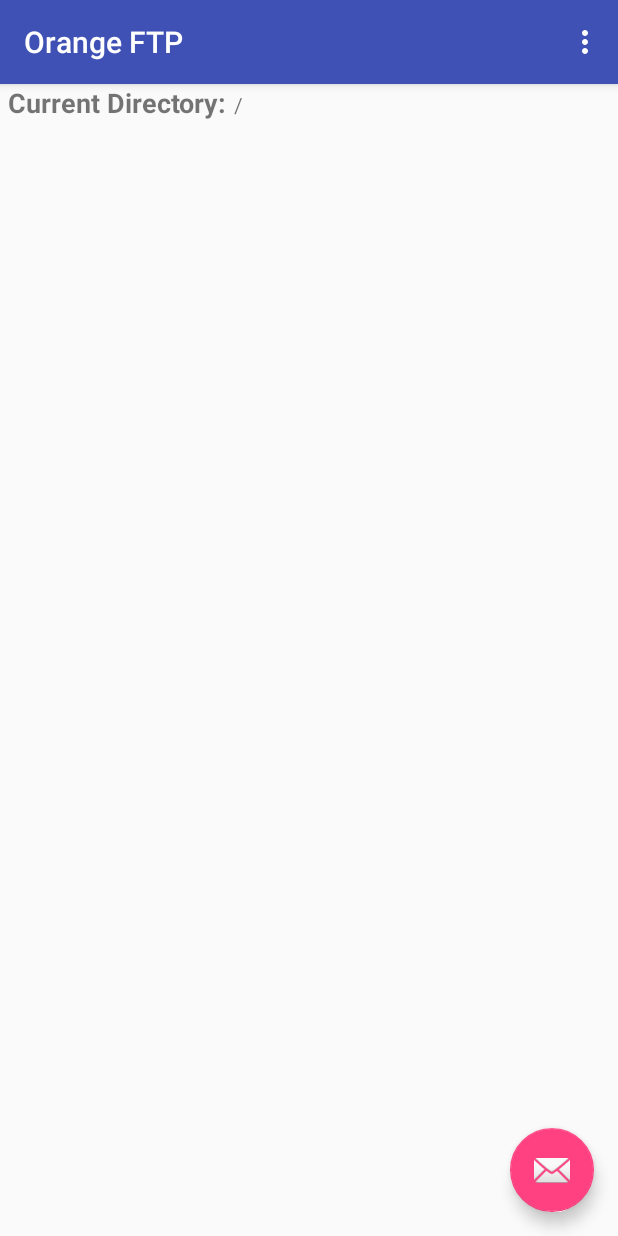
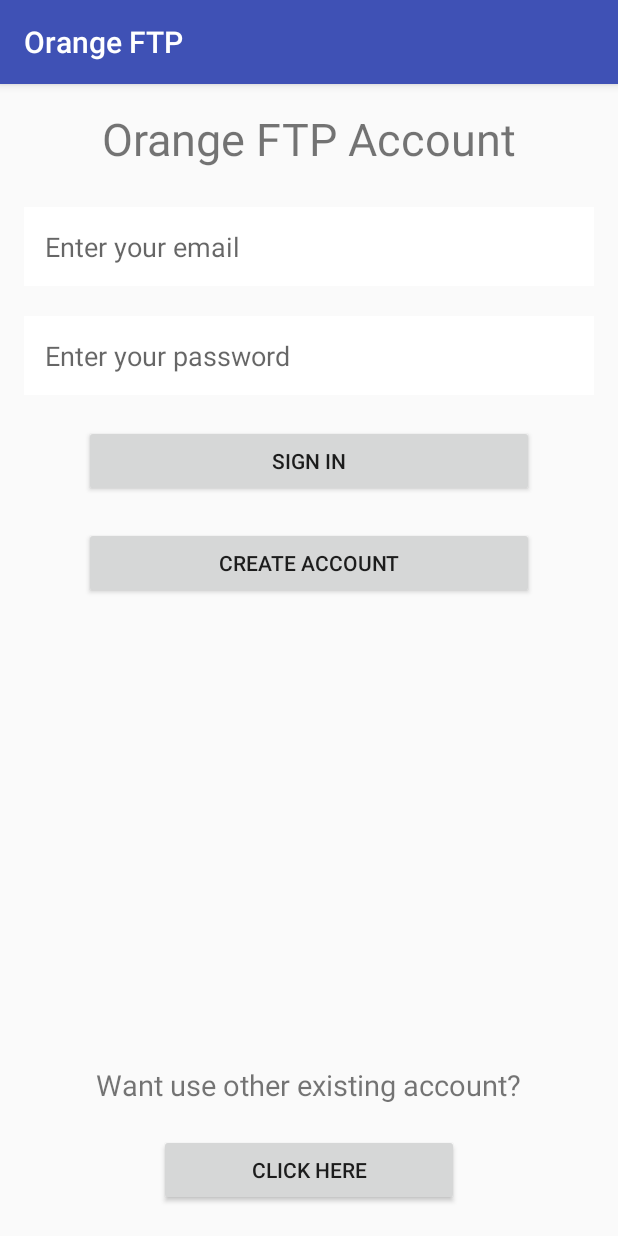
Before and after one commit to gorbi/cis600_project, an Android app: the screen it shows after launch (MainActivity before the commit, LoginActivity after it), on a phone screen of 412 x 824 dp. Run offline under Robolectric (Android 15) with nearby library versions, the phone set to English and light mode, and no system bars; our stand-ins replace Firebase (no records; nobody signed in at launch, a user with empty details on screens opened directly).

Commit message:
Add login activity

```diff
--- /dev/null
+++ b/app/src/main/java/com/mkchaudh/nnataraj/orangeftp/LoginActivity.java
@@ -0,0 +1,64 @@
+package com.mkchaudh.nnataraj.orangeftp;
+
+import android.content.Intent;
+import android.os.Bundle;
+import android.support.annotation.NonNull;
+import android.support.design.widget.Snackbar;
+import android.support.v7.app.AppCompatActivity;
+import android.support.v7.widget.Toolbar;
+import android.view.View;
+import android.widget.TextView;
+import com.google.android.gms.tasks.OnCompleteListener;
+import com.google.android.gms.tasks.Task;
+import com.google.firebase.auth.AuthResult;
+import com.google.firebase.auth.FirebaseAuth;
+import com.mkchaudh.nnataraj.orangeftp.data.FirebaseHelper;
+
+public class LoginActivity extends AppCompatActivity {
+
+    private static final String CREATE_ACCOUNT_ERROR = "Unable to create account";
+
+    private void proceed() {
+        FirebaseHelper.set(FirebaseAuth.getInstance().getCurrentUser().getUid());
+        Intent intent = new Intent(LoginActivity.this, MainActivity.class);
+        intent.setFlags(Intent.FLAG_ACTIVITY_NEW_TASK | Intent.FLAG_ACTIVITY_CLEAR_TASK);
+        startActivity(intent);
+    }
+
+    @Override
+    protected void onCreate(Bundle savedInstanceState) {
+        super.onCreate(savedInstanceState);
+        setContentView(R.layout.activity_login);
+        Toolbar toolbar = (Toolbar) findViewById(R.id.toolbar);
+        setSupportActionBar(toolbar);
+
+        if (FirebaseAuth.getInstance().getCurrentUser() != null)
+            proceed();
+
+        findViewById(R.id.createAccount).setOnClickListener(new View.OnClickListener() {
+            @Override
+            public void onClick(final View v) {
+
+                String email = ((TextView) findViewById(R.id.editTextEmail)).getText().toString();
+                String password = ((TextView) findViewById(R.id.editTextPassword)).getText().toString();
+
+                if (email == null || password == null)
+                    return;
+
+
+                FirebaseAuth.getInstance().createUserWithEmailAndPassword(email, password).addOnCompleteListener(new OnCompleteListener<AuthResult>() {
+                    @Override
+                    public void onComplete(@NonNull Task<AuthResult> task) {
+                        if (task.isSuccessful())
+                            proceed();
+                        else
+                            Snackbar.make(v, CREATE_ACCOUNT_ERROR, Snackbar.LENGTH_LONG);
+                    }
+                });
+            }
+        });
+
+
+    }
+
+}
--- a/app/src/main/java/com/mkchaudh/nnataraj/orangeftp/MainActivity.java
+++ b/app/src/main/java/com/mkchaudh/nnataraj/orangeftp/MainActivity.java
@@ -40,7 +40,6 @@ public class MainActivity extends AppCompatActivity implements FolderItemFragmen
             mContent = getSupportFragmentManager().getFragment(savedInstanceState, ARG_CONTENT);
         } else {
 
-            FirebaseHelper.set("default-user");
             startActivity(new Intent(this, SplashActivity.class));
 
             HashMap<String, String> ftpclient = new HashMap<>();
--- /dev/null
+++ b/app/src/main/res/layout-land/activity_login.xml
@@ -0,0 +1,130 @@
+<?xml version="1.0" encoding="utf-8"?>
+<android.support.design.widget.CoordinatorLayout
+        xmlns:android="http://schemas.android.com/apk/res/android"
+        xmlns:app="http://schemas.android.com/apk/res-auto"
+        xmlns:tools="http://schemas.android.com/tools"
+        android:layout_width="match_parent"
+        android:layout_height="match_parent"
+        android:fitsSystemWindows="true"
+        tools:context="com.mkchaudh.nnataraj.orangeftp.LoginActivity">
+
+    <android.support.design.widget.AppBarLayout
+            android:layout_height="wrap_content"
+            android:layout_width="match_parent"
+            android:theme="@style/AppTheme.AppBarOverlay">
+
+        <android.support.v7.widget.Toolbar
+                android:id="@+id/toolbar"
+                android:layout_width="match_parent"
+                android:layout_height="?attr/actionBarSize"
+                android:background="?attr/colorPrimary"
+                app:popupTheme="@style/AppTheme.PopupOverlay"/>
+
+    </android.support.design.widget.AppBarLayout>
+
+    <RelativeLayout
+            android:layout_width="match_parent"
+            android:layout_height="match_parent"
+            app:layout_behavior="@string/appbar_scrolling_view_behavior">
+
+        <TextView
+                android:layout_width="wrap_content"
+                android:layout_height="wrap_content"
+                android:text="Orange FTP Account"
+                android:id="@+id/orangeFtpAccount"
+                android:textSize="30sp"
+                android:layout_centerHorizontal="true"/>
+
+        <LinearLayout
+                android:layout_below="@+id/orangeFtpAccount"
+                android:layout_width="match_parent"
+                android:layout_height="match_parent"
+                android:weightSum="2"
+                app:layout_behavior="@string/appbar_scrolling_view_behavior">
+
+            <RelativeLayout
+                    android:layout_width="match_parent"
+                    android:layout_weight="1"
+                    android:layout_marginLeft="16dp"
+                    android:layout_height="match_parent">
+
+                <EditText
+                        android:layout_width="wrap_content"
+                        android:layout_height="wrap_content"
+                        android:inputType="textEmailAddress"
+                        android:background="@android:color/white"
+                        android:padding="14dp"
+                        android:hint="Enter your email"
+                        android:layout_marginTop="10dp"
+                        android:ems="20"
+                        android:layout_centerHorizontal="true"
+                        android:id="@+id/editTextEmail"/>
+
+                <EditText
+                        android:layout_width="wrap_content"
+                        android:layout_height="wrap_content"
+                        android:inputType="textPassword"
+                        android:background="@android:color/white"
+                        android:padding="14dp"
+                        android:hint="Enter your password"
+                        android:ems="20"
+                        android:layout_below="@+id/editTextEmail"
+                        android:layout_centerHorizontal="true"
+                        android:layout_marginTop="10dp"
+                        android:id="@+id/editTextPassword"/>
+
+                <Button
+                        android:text="SIGN IN"
+                        android:layout_width="300dp"
+                        android:layout_height="wrap_content"
+                        android:layout_below="@+id/editTextPassword"
+                        android:layout_centerHorizontal="true"
+                        android:layout_marginTop="10dp"
+                        android:id="@+id/signIn"/>
+
+                <Button
+                        android:text="CREATE ACCOUNT"
+                        android:layout_width="300dp"
+                        android:layout_height="wrap_content"
+                        android:layout_below="@+id/signIn"
+                        android:layout_centerHorizontal="true"
+                        android:layout_marginTop="10dp"
+                        android:id="@+id/createAccount"/>
+
+            </RelativeLayout>
+
+            <RelativeLayout
+                    android:layout_width="match_parent"
+                    android:layout_weight="1"
+                    android:layout_height="match_parent">
+
+                <Button
+                        android:text="CLICK HERE"
+                        android:layout_width="200dp"
+                        android:layout_height="wrap_content"
+                        android:layout_centerHorizontal="true"
+                        android:layout_below="@+id/dummy"
+                        android:id="@+id/clickHere"/>
+
+                <TextView
+                        android:id="@+id/dummy"
+                        android:layout_centerHorizontal="true"
+                        android:layout_centerVertical="true"
+                        android:layout_width="wrap_content"
+                        android:layout_height="wrap_content"/>
+
+                <TextView
+                        android:text="Want use other existing account?"
+                        android:layout_width="wrap_content"
+                        android:layout_height="wrap_content"
+                        android:layout_above="@+id/dummy"
+                        android:layout_centerHorizontal="true"
+                        android:textSize="19sp"/>
+
+            </RelativeLayout>
+
+        </LinearLayout>
+
+    </RelativeLayout>
+
+</android.support.design.widget.CoordinatorLayout>
--- /dev/null
+++ b/app/src/main/res/layout/activity_login.xml
@@ -0,0 +1,107 @@
+<?xml version="1.0" encoding="utf-8"?>
+<android.support.design.widget.CoordinatorLayout
+        xmlns:android="http://schemas.android.com/apk/res/android"
+        xmlns:app="http://schemas.android.com/apk/res-auto"
+        xmlns:tools="http://schemas.android.com/tools"
+        android:layout_width="match_parent"
+        android:layout_height="match_parent"
+        android:fitsSystemWindows="true"
+        tools:context="com.mkchaudh.nnataraj.orangeftp.LoginActivity">
+
+    <android.support.design.widget.AppBarLayout
+            android:layout_height="wrap_content"
+            android:layout_width="match_parent"
+            android:theme="@style/AppTheme.AppBarOverlay">
+
+        <android.support.v7.widget.Toolbar
+                android:id="@+id/toolbar"
+                android:layout_width="match_parent"
+                android:layout_height="?attr/actionBarSize"
+                android:background="?attr/colorPrimary"
+                app:popupTheme="@style/AppTheme.PopupOverlay"/>
+
+    </android.support.design.widget.AppBarLayout>
+
+    <RelativeLayout
+            android:id="@+id/content_login"
+            android:layout_width="match_parent"
+            android:layout_height="match_parent"
+            android:paddingLeft="@dimen/activity_horizontal_margin"
+            android:paddingRight="@dimen/activity_horizontal_margin"
+            android:paddingTop="@dimen/activity_vertical_margin"
+            android:paddingBottom="@dimen/activity_vertical_margin"
+            app:layout_behavior="@string/appbar_scrolling_view_behavior"
+            tools:showIn="@layout/activity_login"
+            tools:context="com.mkchaudh.nnataraj.orangeftp.LoginActivity">
+
+        <TextView
+                android:layout_width="wrap_content"
+                android:layout_height="wrap_content"
+                android:text="Orange FTP Account"
+                android:id="@+id/orangeFtpAccount"
+                android:textSize="30sp"
+                android:layout_centerHorizontal="true"/>
+
+        <EditText
+                android:layout_width="wrap_content"
+                android:layout_height="wrap_content"
+                android:inputType="textEmailAddress"
+                android:background="@android:color/white"
+                android:padding="14dp"
+                android:hint="Enter your email"
+                android:ems="20"
+                android:layout_below="@+id/orangeFtpAccount"
+                android:layout_centerHorizontal="true"
+                android:layout_marginTop="25dp"
+                android:id="@+id/editTextEmail"/>
+
+        <EditText
+                android:layout_width="wrap_content"
+                android:layout_height="wrap_content"
+                android:inputType="textPassword"
+                android:background="@android:color/white"
+                android:padding="14dp"
+                android:hint="Enter your password"
+                android:ems="20"
+                android:layout_below="@+id/editTextEmail"
+                android:layout_centerHorizontal="true"
+                android:layout_marginTop="20dp"
+                android:id="@+id/editTextPassword"/>
+
+        <Button
+                android:text="SIGN IN"
+                android:layout_width="300dp"
+                android:layout_height="wrap_content"
+                android:layout_below="@+id/editTextPassword"
+                android:layout_centerHorizontal="true"
+                android:layout_marginTop="20dp"
+                android:id="@+id/signIn"/>
+
+        <Button
+                android:text="CREATE ACCOUNT"
+                android:layout_width="300dp"
+                android:layout_height="wrap_content"
+                android:layout_below="@+id/signIn"
+                android:layout_centerHorizontal="true"
+                android:layout_marginTop="20dp"
+                android:id="@+id/createAccount"/>
+        <Button
+                android:text="CLICK HERE"
+                android:layout_width="200dp"
+                android:layout_height="wrap_content"
+                android:layout_alignParentBottom="true"
+                android:layout_centerHorizontal="true"
+                android:layout_marginBottom="4dp"
+                android:id="@+id/clickHere"/>
+        <TextView
+                android:text="Want use other existing account?"
+                android:layout_width="wrap_content"
+                android:layout_height="wrap_content"
+                android:layout_above="@+id/clickHere"
+                android:layout_centerHorizontal="true"
+                android:textSize="19sp"
+                android:layout_marginBottom="20dp"/>
+
+    </RelativeLayout>
+
+</android.support.design.widget.CoordinatorLayout>
```
Also changed, not shown: app/src/main/AndroidManifest.xml (+10 -5 lines).
